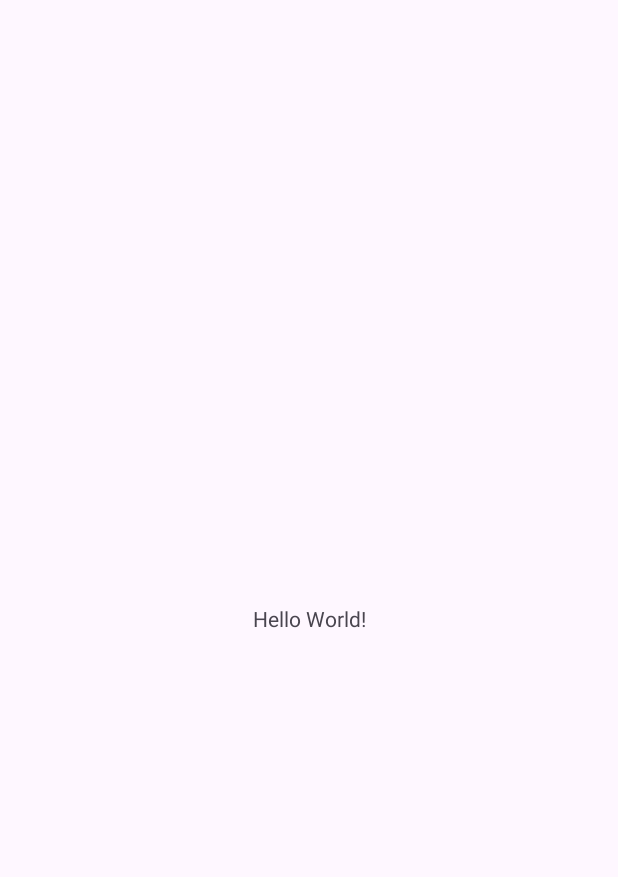
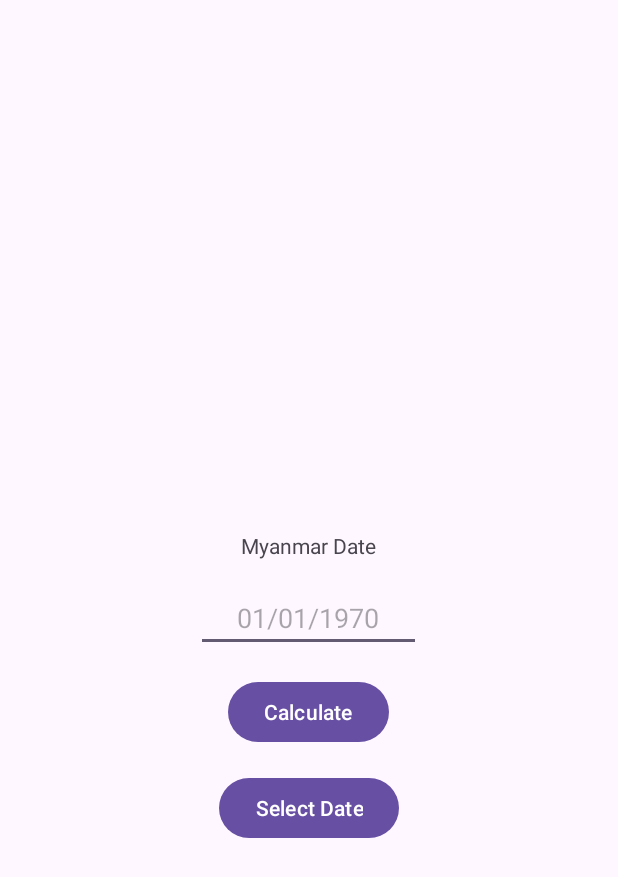
Before and after one commit to SaingHmineTun/MyanmarCalendar, an Android app: the screen it shows after launch (MainActivity), on a phone screen of 412 x 824 dp. Before the commit the part shown is almost empty. Shown: the top 877 px of the screen. Run offline under Robolectric (Android 15) with nearby library versions, the phone set to English and light mode, and no system bars.

Commit message:
Implement Myanmar Calendar

```diff
--- a/app/src/main/java/it/saimao/myanmarcalendar/MainActivity.java
+++ b/app/src/main/java/it/saimao/myanmarcalendar/MainActivity.java
@@ -1,12 +1,60 @@
 package it.saimao.myanmarcalendar;
 
+import android.app.DatePickerDialog;
 import android.os.Bundle;
+import android.widget.DatePicker;
+import android.widget.Toast;
+
 import androidx.appcompat.app.AppCompatActivity;
+
+import java.util.Locale;
+
+import it.saimao.myanmarcalendar.databinding.ActivityMainBinding;
+import mmcalendar.MyanmarDate;
 
 public class MainActivity extends AppCompatActivity {
 
+    private ActivityMainBinding binding;
+
+    private DatePickerDialog dialog;
+
+
     protected void onCreate(Bundle savedInstanceState) {
         super.onCreate(savedInstanceState);
-        setContentView(R.layout.activity_main);
+        binding = ActivityMainBinding.inflate(getLayoutInflater());
+        setContentView(binding.getRoot());
+        initUi();
+        initListeners();
+    }
+
+    private void initUi() {
+        dialog = new DatePickerDialog(this);
+        dialog.setOnDateSetListener((view, year, month, dayOfMonth) -> {
+           binding.etDate.setText(String.format(Locale.ENGLISH, "%d/%d/%d", dayOfMonth, month + 1, year));
+        });
+
+    }
+
+    private void initListeners() {
+        binding.btCalculate.setOnClickListener(v -> {
+            try {
+                // 01/01/1970
+                String[] date = binding.etDate.getText().toString().split("/");
+                if (date.length != 3) throw new Exception("Invalid date");
+                int day = Integer.parseInt(date[0]), month = Integer.parseInt(date[1]), year = Integer.parseInt(date[2]);
+                MyanmarDate mmDate = MyanmarDate.of(year, month, day);
+//                String mmYear = mmDate.getYear();
+//                String mmMonth = mmDate.getMonthName();
+//                String mmDay = mmDate.getMoonPhase() + " " + mmDate.getFortnightDay();
+//                binding.tvDate.setText(String.format(Locale.getDefault(), "မြန်မာသက္ကရာဇ် - %s၊ %sလ၊ %s ရက်", mmYear, mmMonth, mmDay));
+                binding.tvDate.setText(mmDate.format("S s k, B y k, M p f r En"));
+
+            } catch (Exception e) {
+                Toast.makeText(this, "Invalid date", Toast.LENGTH_SHORT).show();
+            }
+        });
+        binding.btSelectDate.setOnClickListener(v -> {
+            dialog.show();
+        });
     }
 }
--- a/app/src/main/res/layout/activity_main.xml
+++ b/app/src/main/res/layout/activity_main.xml
@@ -1,5 +1,5 @@
 <?xml version="1.0" encoding="utf-8"?>
-<androidx.constraintlayout.widget.ConstraintLayout xmlns:android="http://schemas.android.com/apk/res/android"
+<RelativeLayout xmlns:android="http://schemas.android.com/apk/res/android"
     xmlns:app="http://schemas.android.com/apk/res-auto"
     xmlns:tools="http://schemas.android.com/tools"
     android:id="@+id/main"
@@ -8,12 +8,39 @@
     tools:context=".MainActivity">
 
     <TextView
+        android:id="@+id/tv_date"
         android:layout_width="wrap_content"
         android:layout_height="wrap_content"
-        android:text="Hello World!"
-        app:layout_constraintBottom_toBottomOf="parent"
-        app:layout_constraintEnd_toEndOf="parent"
-        app:layout_constraintStart_toStartOf="parent"
-        app:layout_constraintTop_toTopOf="parent" />
+        android:layout_above="@id/et_date"
+        android:layout_centerHorizontal="true"
+        android:layout_marginBottom="16dp"
+        android:text="Myanmar Date" />
 
-</androidx.constraintlayout.widget.ConstraintLayout>
+    <EditText
+        android:id="@+id/et_date"
+        android:layout_width="150dp"
+        android:layout_height="wrap_content"
+        android:layout_centerInParent="true"
+        android:gravity="center"
+        android:hint="01/01/1970" />
+
+    <Button
+        android:id="@+id/bt_calculate"
+        android:layout_width="wrap_content"
+        android:layout_height="wrap_content"
+        android:layout_below="@id/et_date"
+        android:layout_centerHorizontal="true"
+        android:layout_marginTop="16dp"
+        android:text="Calculate" />
+
+    <Button
+        android:id="@+id/bt_select_date"
+        android:layout_width="wrap_content"
+        android:layout_height="wrap_content"
+        android:layout_below="@id/bt_calculate"
+        android:layout_centerHorizontal="true"
+        android:layout_marginTop="16dp"
+        android:text="Select Date" />
+
+
+</RelativeLayout>
--- a/gradle/libs.versions.toml
+++ b/gradle/libs.versions.toml
@@ -7,6 +7,7 @@ appcompat = "1.7.0"
 material = "1.12.0"
 activity = "1.9.0"
 constraintlayout = "2.1.4"
+myanmarCalendar = "1.0.9.RELEASE"
 
 [libraries]
 junit = { group = "junit", name = "junit", version.ref = "junit" }
@@ -16,6 +17,7 @@ appcompat = { group = "androidx.appcompat", name = "appcompat", version.ref = "a
 material = { group = "com.google.android.material", name = "material", version.ref = "material" }
 activity = { group = "androidx.activity", name = "activity", version.ref = "activity" }
 constraintlayout = { group = "androidx.constraintlayout", name = "constraintlayout", version.ref = "constraintlayout" }
+myanmar-calendar = { module = "com.github.chanmratekoko:myanmar-calendar", version.ref = "myanmarCalendar" }
 
 [plugins]
 android-application = { id = "com.android.application", version.ref = "agp" }
```
Also changed, not shown: app/build.gradle.kts (+11 -4 lines).
